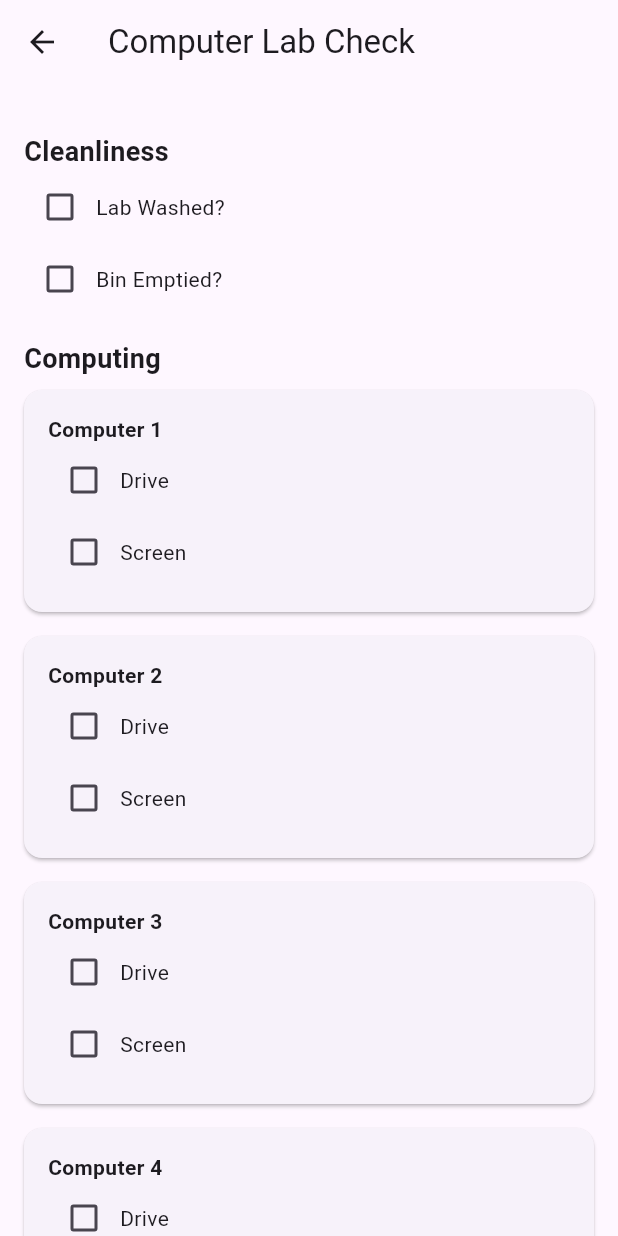
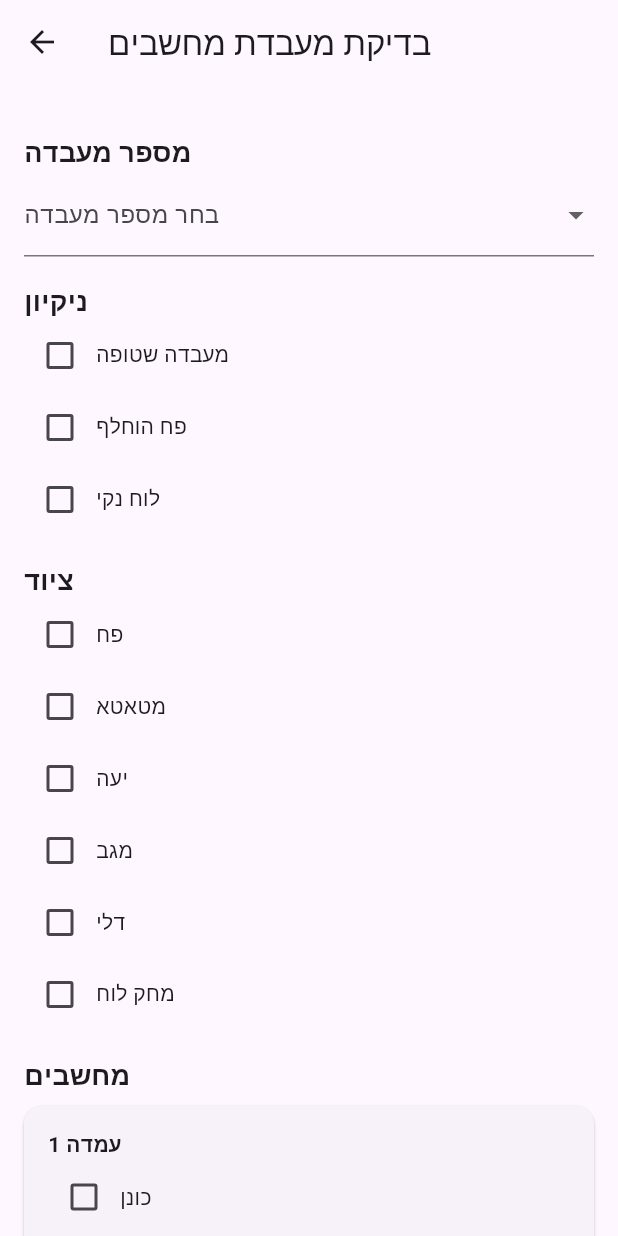
Before and after one commit to ilanbotker/LabCheck, a Flutter app: the ComputerLabScreen screen opened directly, on a phone screen of 412 x 824 dp. Run offline on Flutter 3.47's test engine with Material 3 defaults, Android fonts, the phone set to English and light mode, and no system bars; our stand-ins replace cloud_firestore, firebase_core; accounts and stored records are empty; statements that could not run were skipped.

Commit message:
Hebrew translation in computer_lab_screen.dart and lab number

```diff
--- a/lib/computer_check.dart
+++ b/lib/computer_check.dart
@@ -22,6 +22,7 @@ class ComputerCheck {
   );
 
   String? checkerName;
+  String? labNumber;
 
   // Method to convert the object to a map for Firebase
   Map<String, dynamic> toJson() {
@@ -37,6 +38,7 @@ class ComputerCheck {
       'hasGarbageCan': hasGarbageCan,
       'computers': computers,
       'checkerName': checkerName,
+      'labNumber': labNumber,
     };
   }
 }
--- a/lib/computer_lab_screen.dart
+++ b/lib/computer_lab_screen.dart
@@ -11,11 +11,12 @@ class _ComputerLabScreenState extends State<ComputerLabScreen> {
   final _formKey = GlobalKey<FormState>();
   final _computerCheck = ComputerCheck();
   final _databaseService = DatabaseService();
+  String? _selectedLab; // To store the selected lab number
 
   @override
   Widget build(BuildContext context) {
     return Scaffold(
-      appBar: AppBar(title: Text('Computer Lab Check')),
+      appBar: AppBar(title: Text('בדיקת מעבדת מחשבים')),
       body: SingleChildScrollView( // Make content scrollable
         child: Form(
           key: _formKey,
@@ -24,30 +25,94 @@ class _ComputerLabScreenState extends State<ComputerLabScreen> {
             child: Column(
               crossAxisAlignment: CrossAxisAlignment.start,
               children: [
-                _buildSectionHeader('Cleanliness'),
-                _buildCheckbox('Lab Washed?', _computerCheck.labWashed, (value) {
+
+                _buildSectionHeader('מספר מעבדה'), // Section header for lab selection
+                DropdownButtonFormField<String>(
+                  value: _selectedLab,
+                  decoration: InputDecoration(labelText: 'בחר מספר מעבדה'),
+                  items: ['222', '223', '231'].map((String lab) {
+                    return DropdownMenuItem<String>(
+                      value: lab,
+                      child: Text(lab),
+                    );
+                  }).toList(),
+                  validator: (value) {
+                    if (value == null || value.isEmpty) {
+                      return 'בחר מספר מעבדה';
+                    }
+                    return null;
+                  },
+                  onChanged: (newValue) {
+                    setState(() {
+                      _selectedLab = newValue;
+                      _computerCheck.labNumber = _selectedLab;
+                    });
+                  },
+                ),
+
+                _buildSectionHeader('ניקיון'),
+                _buildCheckbox('מעבדה שטופה', _computerCheck.labWashed, (value) {
                   setState(() {
                     _computerCheck.labWashed = value!;
                   });
                 }),
-                _buildCheckbox('Bin Emptied?', _computerCheck.binEmptied, (value) {
+                _buildCheckbox('פח הוחלף', _computerCheck.binEmptied, (value) {
                   setState(() {
                     _computerCheck.binEmptied = value!;
                   });
                 }),
-                // ... Add checkboxes for other cleaning items
+                _buildCheckbox('לוח נקי', _computerCheck.whiteboardCleaned, (value) {
+                  setState(() {
+                    _computerCheck.whiteboardCleaned = value!;
+                  });
+                }),
 
-                _buildSectionHeader('Computing'),
+                _buildSectionHeader('ציוד'),
+
+                _buildCheckbox('פח', _computerCheck.hasGarbageCan, (value) {
+                  setState(() {
+                    _computerCheck.hasGarbageCan = value!;
+                  });
+                }),
+                _buildCheckbox('מטאטא', _computerCheck.hasBroom, (value) {
+                  setState(() {
+                    _computerCheck.hasBroom = value!;
+                  });
+                }),
+                _buildCheckbox('יעה', _computerCheck.hasWiper, (value) {
+                  setState(() {
+                    _computerCheck.hasWiper = value!;
+                  });
+                }),
+                _buildCheckbox('מגב', _computerCheck.hasMop, (value) {
+                  setState(() {
+                    _computerCheck.hasMop = value!;
+                  });
+                }),
+                _buildCheckbox('דלי', _computerCheck.hasBucket, (value) {
+                  setState(() {
+                    _computerCheck.hasBucket = value!;
+                  });
+                }),
+                _buildCheckbox('מחק לוח', _computerCheck.hasWhiteboardEraser, (value) {
+                  setState(() {
+                    _computerCheck.hasWhiteboardEraser = value!;
+                  });
+                }),
+
+
+
+                _buildSectionHeader('מחשבים'),
                 for (int i = 0; i < _computerCheck.computers.length; i++)
                   _buildComputerCheckGroup(i),
 
                 SizedBox(height: 20),
-                _buildSectionHeader('Checker Information'),
+                _buildSectionHeader('שם הבודק'),
                 TextFormField(
-                  decoration: InputDecoration(labelText: 'Your Name'),
+                  decoration: InputDecoration(labelText: 'שם מלא'),
                   validator: (value) {
                     if (value == null || value.isEmpty) {
-                      return 'Please enter your name';
+                      return 'הכנס שם מלא';
                     }
                     return null;
                   },
@@ -66,20 +131,20 @@ class _ComputerLabScreenState extends State<ComputerLabScreen> {
                           await _databaseService.saveComputerCheck(_computerCheck);
                           // Show success message (e.g., using a SnackBar)
                           ScaffoldMessenger.of(context).showSnackBar(
-                              SnackBar(content: Text('Check submitted successfully!'))
+                              SnackBar(content: Text('בדיקה נשלחה בהצלחה!'))
                           );
                           // Optionally navigate back to the previous screen
                           Navigator.pop(context);
                         } catch (e) {
-                          print("Error saving check: $e");
+                          print("שגיאה בשליחת הבדיקה: $e");
                           // Show error message to the user
                           ScaffoldMessenger.of(context).showSnackBar(
-                              SnackBar(content: Text('Error submitting check. Please try again.'))
+                              SnackBar(content: Text('שגיאה בשליחת הבדיקה, נסה שנית'))
                           );
                         }
                       }
                     },
-                    child: Text('Submit Check'),
+                    child: Text('שלח בדיקה'),
                   ),
                 ),
               ],
@@ -123,18 +188,38 @@ class _ComputerLabScreenState extends State<ComputerLabScreen> {
         child: Column(
           crossAxisAlignment: CrossAxisAlignment.start,
           children: [
-            Text('Computer ${computerIndex + 1}', style: TextStyle(fontWeight: FontWeight.bold)),
-            _buildCheckbox('Drive', _computerCheck.computers[computerIndex]['drive']!, (value) {
+            Text('עמדה ${computerIndex + 1}', style: TextStyle(fontWeight: FontWeight.bold)),
+            _buildCheckbox('כונן', _computerCheck.computers[computerIndex]['drive']!, (value) {
               setState(() {
                 _computerCheck.computers[computerIndex]['drive'] = value!;
               });
             }),
-            _buildCheckbox('Screen', _computerCheck.computers[computerIndex]['screen']!, (value) {
+            _buildCheckbox('מסך', _computerCheck.computers[computerIndex]['screen']!, (value) {
               setState(() {
                 _computerCheck.computers[computerIndex]['screen'] = value!;
               });
             }),
-            // ... Add checkboxes for Mouse, Keyboard, Startup, Internet
+            _buildCheckbox('מקלדת', _computerCheck.computers[computerIndex]['keyboard']!, (value) {
+              setState(() {
+                _computerCheck.computers[computerIndex]['keyboard'] = value!;
+              });
+            }),
+            _buildCheckbox('עכבר', _computerCheck.computers[computerIndex]['mouse']!, (value) {
+              setState(() {
+                _computerCheck.computers[computerIndex]['mouse'] = value!;
+              });
+            }),
+            _buildCheckbox('מערכת הפעלה', _computerCheck.computers[computerIndex]['startup']!, (value) {
+              setState(() {
+                _computerCheck.computers[computerIndex]['startup'] = value!;
+              });
+            }),
+            _buildCheckbox('אינטרנט', _computerCheck.computers[computerIndex]['internet']!, (value) {
+              setState(() {
+                _computerCheck.computers[computerIndex]['internet'] = value!;
+              });
+            }),
+
           ],
         ),
       ),
--- a/lib/welcome_screen.dart
+++ b/lib/welcome_screen.dart
@@ -12,7 +12,7 @@ class WelcomeScreen extends StatelessWidget {
   Widget build(BuildContext context) {
     return Scaffold(
       appBar: AppBar(
-        title: Center(child: Text('Lab Check App')),
+        title: Center(child: Text('בדיקת מעבדה יומית')),
       ),
       body: Center(
         child: Column(
@@ -22,19 +22,19 @@ class WelcomeScreen extends StatelessWidget {
             SizedBox(height: 50),
             _buildLabButton(
               context,
-              'Computer Lab',
+              'מעבדת מחשבים',
               ComputerLabScreen(),
             ),
             SizedBox(height: 30),
             _buildLabButton(
               context,
-              'Electronics Lab',
+              'מעבדת אלקטרוניקה',
               ElectronicsLabScreen(),
             ),
             SizedBox(height: 30),
             _buildLabButton(
               context,
-              'Electrical Lab',
+              'מעבדת חשמל',
               ElectricalLabScreen(),
             ),
           ],
```
Also changed, not shown: lib/electronics_check.dart (indentation only).
